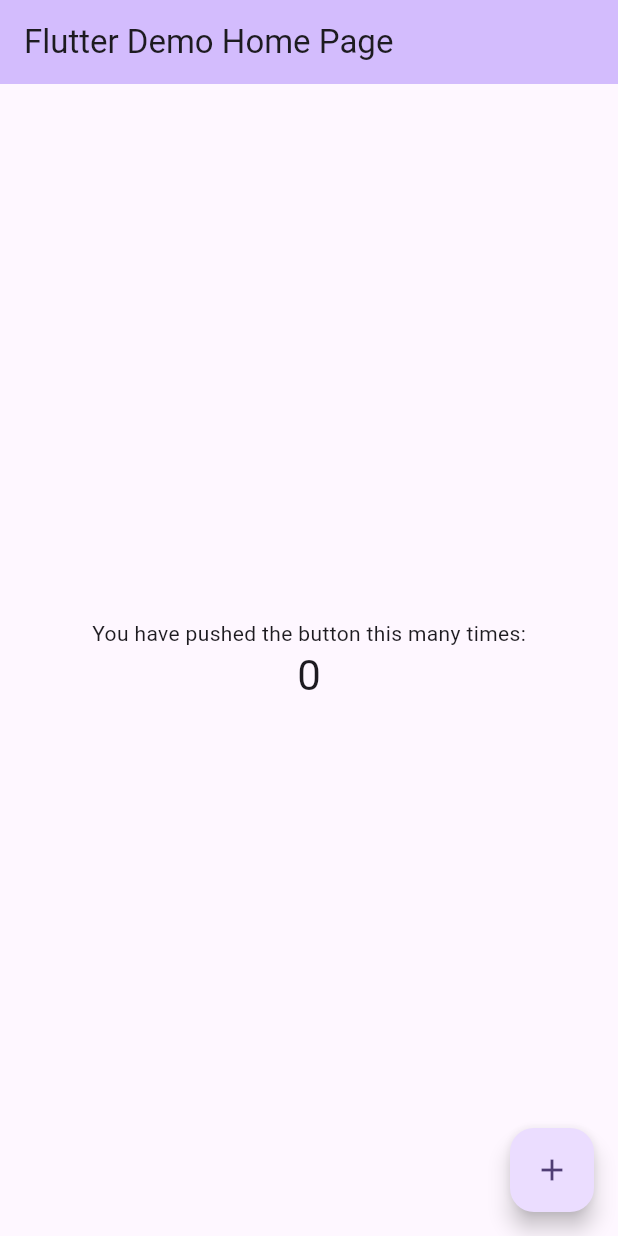
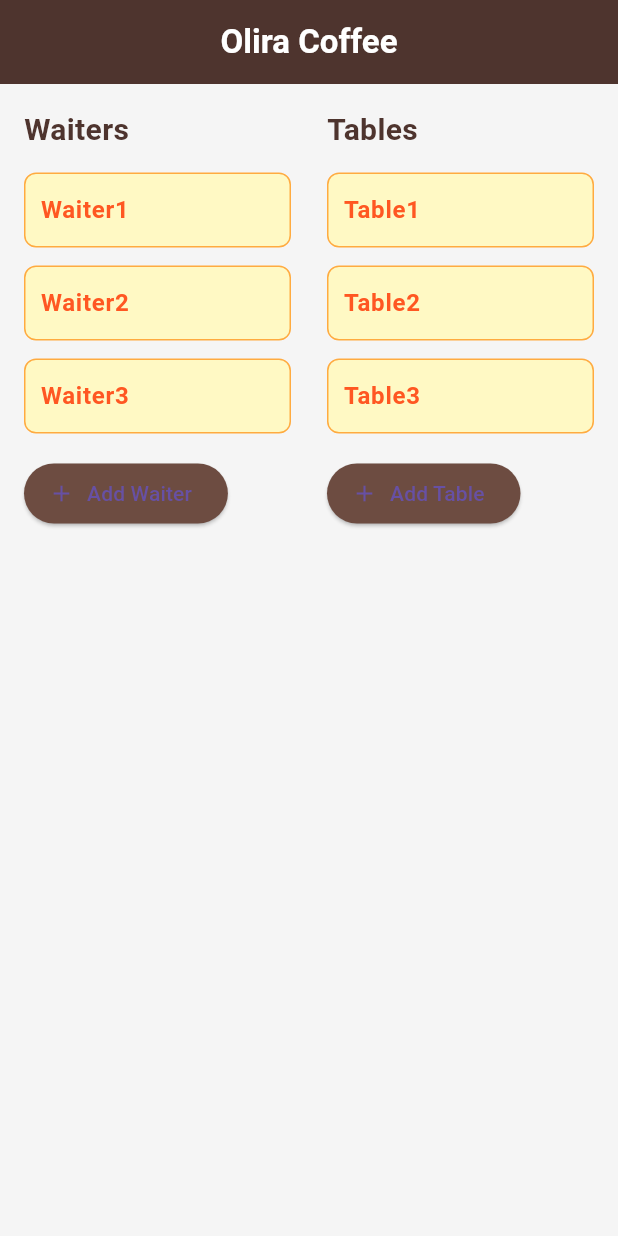
Before and after one commit to danikid12345/oliracoffee_table_ordering, a Flutter app: the screen it shows after launch, on a phone screen of 412 x 824 dp. Run offline on Flutter 3.47's test engine with Material 3 defaults, Android fonts, the phone set to English and light mode, and no system bars.

Commit message:
Updated: UI with add buttons and layout fixes

```diff
--- a/lib/main.dart
+++ b/lib/main.dart
@@ -1,122 +1,166 @@
 import 'package:flutter/material.dart';
 
 void main() {
-  runApp(const MyApp());
+  runApp(OliraCoffeeApp());
 }
 
-class MyApp extends StatelessWidget {
-  const MyApp({super.key});
-
-  // This widget is the root of your application.
+class OliraCoffeeApp extends StatelessWidget {
   @override
   Widget build(BuildContext context) {
     return MaterialApp(
-      title: 'Flutter Demo',
-      theme: ThemeData(
-        // This is the theme of your application.
-        //
-        // TRY THIS: Try running your application with "flutter run". You'll see
-        // the application has a purple toolbar. Then, without quitting the app,
-        // try changing the seedColor in the colorScheme below to Colors.green
-        // and then invoke "hot reload" (save your changes or press the "hot
-        // reload" button in a Flutter-supported IDE, or press "r" if you used
-        // the command line to start the app).
-        //
-        // Notice that the counter didn't reset back to zero; the application
-        // state is not lost during the reload. To reset the state, use hot
-        // restart instead.
-        //
-        // This works for code too, not just values: Most code changes can be
-        // tested with just a hot reload.
-        colorScheme: ColorScheme.fromSeed(seedColor: Colors.deepPurple),
-      ),
-      home: const MyHomePage(title: 'Flutter Demo Home Page'),
+      title: 'Olira Coffee',
+      debugShowCheckedModeBanner: false,
+      home: HomePage(),
     );
   }
 }
 
-class MyHomePage extends StatefulWidget {
-  const MyHomePage({super.key, required this.title});
+class HomePage extends StatefulWidget {
+  @override
+  _HomePageState createState() => _HomePageState();
+}
 
-  // This widget is the home page of your application. It is stateful, meaning
-  // that it has a State object (defined below) that contains fields that affect
-  // how it looks.
-
-  // This class is the configuration for the state. It holds the values (in this
-  // case the title) provided by the parent (in this case the App widget) and
-  // used by the build method of the State. Fields in a Widget subclass are
-  // always marked "final".
-
-  final String title;
+class _HomePageState extends State<HomePage> {
+  List<TextEditingController> waiterControllers = [];
+  List<TextEditingController> tableControllers = [];
 
   @override
-  State<MyHomePage> createState() => _MyHomePageState();
-}
+  void initState() {
+    super.initState();
+    waiterControllers =
+        List.generate(3, (i) => TextEditingController(text: 'Waiter${i + 1}'));
+    tableControllers =
+        List.generate(3, (i) => TextEditingController(text: 'Table${i + 1}'));
+  }
 
-class _MyHomePageState extends State<MyHomePage> {
-  int _counter = 0;
+  @override
+  void dispose() {
+    for (var c in waiterControllers) {
+      c.dispose();
+    }
+    for (var c in tableControllers) {
+      c.dispose();
+    }
+    super.dispose();
+  }
 
-  void _incrementCounter() {
+  Widget buildEditableField(TextEditingController controller) {
+    return Container(
+      margin: EdgeInsets.symmetric(vertical: 6),
+      decoration: BoxDecoration(
+        border: Border.all(color: Colors.orangeAccent),
+        borderRadius: BorderRadius.circular(8),
+        color: Colors.yellow[100],
+      ),
+      child: TextField(
+        controller: controller,
+        style: TextStyle(
+          color: Colors.deepOrange,
+          fontWeight: FontWeight.bold,
+        ),
+        decoration: InputDecoration(
+          border: InputBorder.none,
+          contentPadding: EdgeInsets.symmetric(horizontal: 10, vertical: 8),
+        ),
+      ),
+    );
+  }
+
+  void addWaiter() {
+    int next = waiterControllers.length + 1;
     setState(() {
-      // This call to setState tells the Flutter framework that something has
-      // changed in this State, which causes it to rerun the build method below
-      // so that the display can reflect the updated values. If we changed
-      // _counter without calling setState(), then the build method would not be
-      // called again, and so nothing would appear to happen.
-      _counter++;
+      waiterControllers
+          .add(TextEditingController(text: 'Waiter$next'));
+    });
+  }
+
+  void addTable() {
+    int next = tableControllers.length + 1;
+    setState(() {
+      tableControllers
+          .add(TextEditingController(text: 'Table$next'));
     });
   }
 
   @override
   Widget build(BuildContext context) {
-    // This method is rerun every time setState is called, for instance as done
-    // by the _incrementCounter method above.
-    //
-    // The Flutter framework has been optimized to make rerunning build methods
-    // fast, so that you can just rebuild anything that needs updating rather
-    // than having to individually change instances of widgets.
     return Scaffold(
+      backgroundColor: Colors.grey[100],
       appBar: AppBar(
-        // TRY THIS: Try changing the color here to a specific color (to
-        // Colors.amber, perhaps?) and trigger a hot reload to see the AppBar
-        // change color while the other colors stay the same.
-        backgroundColor: Theme.of(context).colorScheme.inversePrimary,
-        // Here we take the value from the MyHomePage object that was created by
-        // the App.build method, and use it to set our appbar title.
-        title: Text(widget.title),
+        title: Text(
+          'Olira Coffee',
+          style: TextStyle(
+            color: Colors.white,
+            fontWeight: FontWeight.bold,
+            fontSize: 22,
+          ),
+        ),
+        backgroundColor: Colors.brown[800],
+        centerTitle: true,
       ),
-      body: Center(
-        // Center is a layout widget. It takes a single child and positions it
-        // in the middle of the parent.
-        child: Column(
-          // Column is also a layout widget. It takes a list of children and
-          // arranges them vertically. By default, it sizes itself to fit its
-          // children horizontally, and tries to be as tall as its parent.
-          //
-          // Column has various properties to control how it sizes itself and
-          // how it positions its children. Here we use mainAxisAlignment to
-          // center the children vertically; the main axis here is the vertical
-          // axis because Columns are vertical (the cross axis would be
-          // horizontal).
-          //
-          // TRY THIS: Invoke "debug painting" (choose the "Toggle Debug Paint"
-          // action in the IDE, or press "p" in the console), to see the
-          // wireframe for each widget.
-          mainAxisAlignment: MainAxisAlignment.center,
-          children: <Widget>[
-            const Text('You have pushed the button this many times:'),
-            Text(
-              '$_counter',
-              style: Theme.of(context).textTheme.headlineMedium,
+      body: Padding(
+        padding: EdgeInsets.all(16),
+        child: Row(
+          crossAxisAlignment: CrossAxisAlignment.start,
+          children: [
+            // Waiters column
+            Expanded(
+              child: Column(
+                crossAxisAlignment: CrossAxisAlignment.start,
+                children: [
+                  Text(
+                    'Waiters',
+                    style: TextStyle(
+                        fontSize: 20,
+                        fontWeight: FontWeight.bold,
+                        color: Colors.brown[800]),
+                  ),
+                  SizedBox(height: 8),
+                  ...waiterControllers.map(buildEditableField).toList(),
+                  SizedBox(height: 10),
+                  ElevatedButton.icon(
+                    onPressed: addWaiter,
+                    icon: Icon(Icons.add),
+                    label: Text("Add Waiter"),
+                    style: ElevatedButton.styleFrom(
+                      backgroundColor: Colors.brown[600],
+                    ),
+                  )
+                ],
+              ),
+            ),
+
+            SizedBox(width: 24),
+
+            // Tables column
+            Expanded(
+              child: Column(
+                crossAxisAlignment: CrossAxisAlignment.start,
+                children: [
+                  Text(
+                    'Tables',
+                    style: TextStyle(
+                        fontSize: 20,
+                        fontWeight: FontWeight.bold,
+                        color: Colors.brown[800]),
+                  ),
+                  SizedBox(height: 8),
+                  ...tableControllers.map(buildEditableField).toList(),
+                  SizedBox(height: 10),
+                  ElevatedButton.icon(
+                    onPressed: addTable,
+                    icon: Icon(Icons.add),
+                    label: Text("Add Table"),
+                    style: ElevatedButton.styleFrom(
+                      backgroundColor: Colors.brown[600],
+                    ),
+                  )
+                ],
+              ),
             ),
           ],
         ),
       ),
-      floatingActionButton: FloatingActionButton(
-        onPressed: _incrementCounter,
-        tooltip: 'Increment',
-        child: const Icon(Icons.add),
-      ), // This trailing comma makes auto-formatting nicer for build methods.
     );
   }
 }
```
